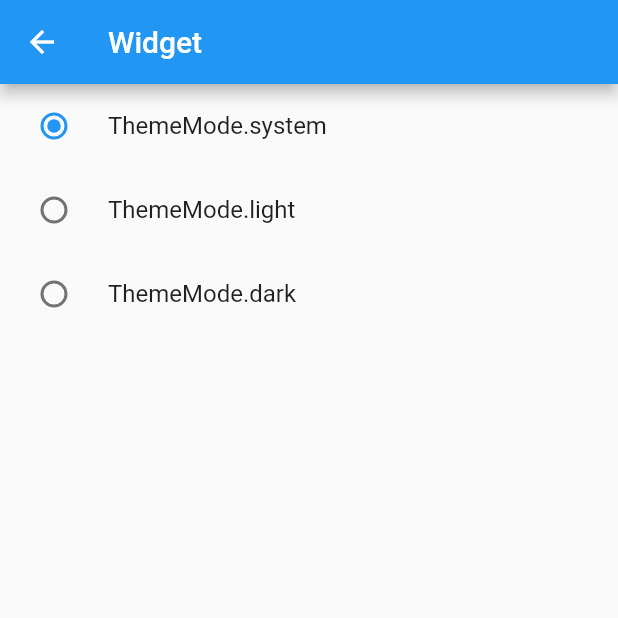
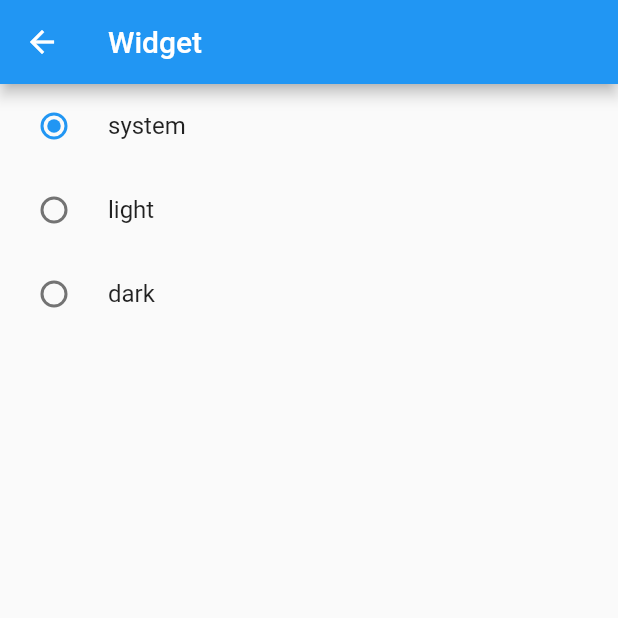
Before and after one commit to muhiro12/flutter_playgrounds, a Flutter app: the SettingsPage screen opened directly, after a tap on "ThemeMode", on a phone screen of 412 x 824 dp, the top half of it. Run offline on Flutter 3.47's test engine with Material 2 defaults, Android fonts, the phone set to English and light mode, and no system bars; our stand-ins replace built_collection, built_value, dio, flutter_hooks, hooks_riverpod, shared_preferences; accounts and stored records are empty.

Commit message:
Change enum string to describeEnum

```diff
--- a/lib/presentation/page/home_page.dart
+++ b/lib/presentation/page/home_page.dart
@@ -1,3 +1,4 @@
+import 'package:flutter/foundation.dart';
 import 'package:flutter/material.dart';
 import 'package:flutter_playgrounds/presentation/model/app_route.dart';
 import 'package:flutter_playgrounds/presentation/model/bottom_tab.dart';
@@ -29,7 +30,7 @@ class HomePage extends ConsumerWidget {
             final AppRoute route = AppRoute.values[index];
             return ListTile(
               onTap: () => Navigator.of(context).pushNamed(route.name),
-              title: Text(route.name.toString()),
+              title: Text(describeEnum(route)),
             );
           },
           separatorBuilder: (_, __) => const Divider(),
--- a/lib/presentation/page/primary_color_page.dart
+++ b/lib/presentation/page/primary_color_page.dart
@@ -1,3 +1,4 @@
+import 'package:flutter/foundation.dart';
 import 'package:flutter/material.dart';
 import 'package:flutter_playgrounds/business/model/primary.dart';
 import 'package:flutter_playgrounds/presentation/model/primary_color.dart';
@@ -25,7 +26,7 @@ class PrimaryColorPage extends ConsumerWidget {
                   onChanged: (PrimaryColor? primaryColor) => ref
                       .read(primaryProvider)
                       .selectPrimaryColor(primaryColor ?? currentPrimaryColor),
-                  title: Text(primaryColor.toString()),
+                  title: Text(describeEnum(primaryColor)),
                 ),
               )
               .toList(),
--- a/lib/presentation/page/settings_page.dart
+++ b/lib/presentation/page/settings_page.dart
@@ -1,3 +1,4 @@
+import 'package:flutter/foundation.dart';
 import 'package:flutter/material.dart';
 import 'package:flutter_playgrounds/business/model/primary.dart';
 import 'package:flutter_playgrounds/presentation/model/app_route.dart';
@@ -20,7 +21,7 @@ class SettingsPage extends ConsumerWidget {
               subtitle: Text(
                 ref.watch(
                   primaryProvider.select(
-                    (Primary primary) => primary.themeMode.toString(),
+                    (Primary primary) => describeEnum(primary.themeMode),
                   ),
                 ),
               ),
@@ -33,7 +34,7 @@ class SettingsPage extends ConsumerWidget {
               subtitle: Text(
                 ref.watch(
                   primaryProvider.select(
-                    (Primary primary) => primary.color.toString(),
+                    (Primary primary) => describeEnum(primary.color.toString()),
                   ),
                 ),
               ),
--- a/lib/presentation/page/theme_mode_page.dart
+++ b/lib/presentation/page/theme_mode_page.dart
@@ -1,3 +1,4 @@
+import 'package:flutter/foundation.dart';
 import 'package:flutter/material.dart';
 import 'package:flutter_playgrounds/business/model/primary.dart';
 import 'package:hooks_riverpod/hooks_riverpod.dart';
@@ -24,7 +25,7 @@ class ThemeModePage extends ConsumerWidget {
                   onChanged: (ThemeMode? themeMode) => ref
                       .read(primaryProvider)
                       .selectThemeMode(themeMode ?? currentThemeMode),
-                  title: Text(themeMode.toString()),
+                  title: Text(describeEnum(themeMode)),
                 ),
               )
               .toList(),
```
